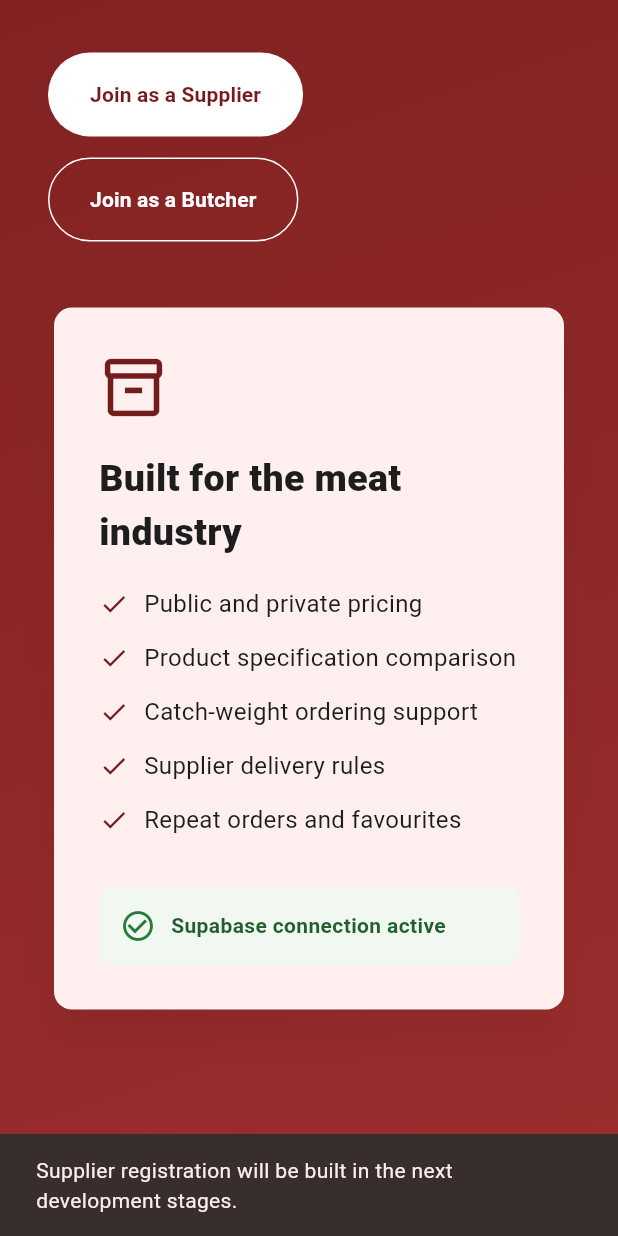
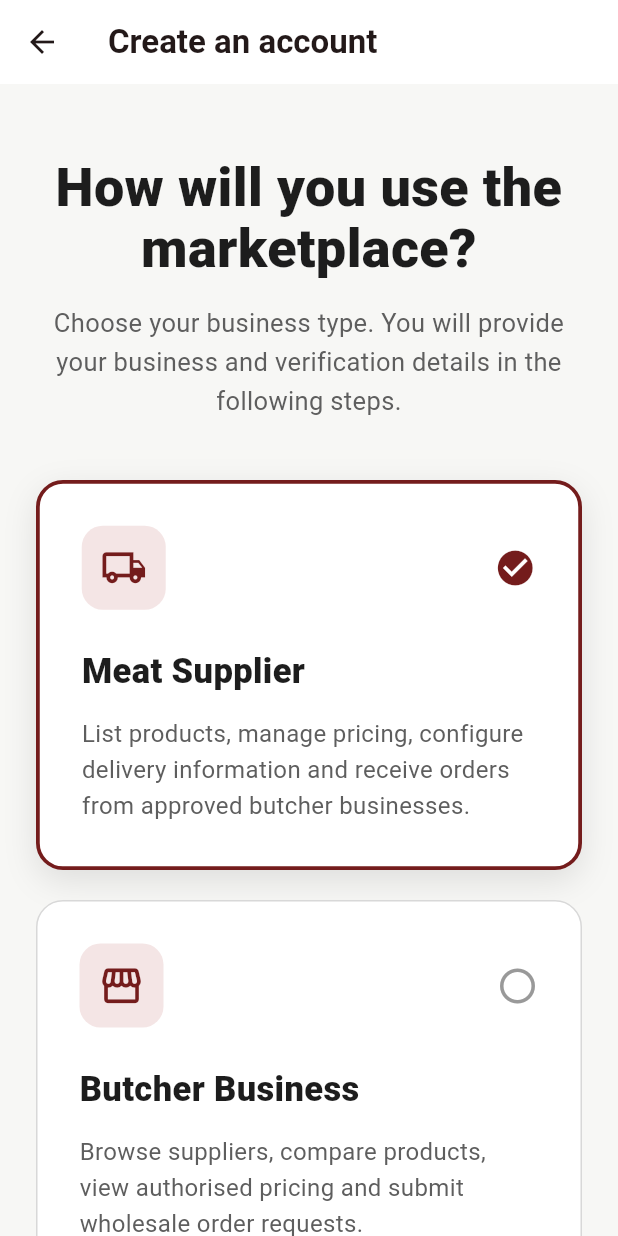
Before and after one commit to zaroproduction1-droid/meat-marketplace, a Flutter app: the screen it shows after launch, scrolled down 576 dp, after a tap on "Join as a Supplier", on a phone screen of 412 x 824 dp. Run offline on Flutter 3.47's test engine with Material 3 defaults, Android fonts, the phone set to English and light mode, and no system bars; our stand-ins replace flutter_dotenv, supabase_flutter; accounts and stored records are empty; Roboto replaces fonts that are missing (Arial).

Commit message:
Add business type registration screen

```diff
--- /dev/null
+++ b/lib/features/authentication/presentation/registration_type_page.dart
@@ -0,0 +1,258 @@
+import 'package:flutter/material.dart';
+
+enum BusinessType { supplier, butcher }
+
+class RegistrationTypePage extends StatefulWidget {
+  const RegistrationTypePage({super.key, this.initialBusinessType});
+
+  final BusinessType? initialBusinessType;
+
+  @override
+  State<RegistrationTypePage> createState() => _RegistrationTypePageState();
+}
+
+class _RegistrationTypePageState extends State<RegistrationTypePage> {
+  BusinessType? selectedBusinessType;
+
+  @override
+  void initState() {
+    super.initState();
+    selectedBusinessType = widget.initialBusinessType;
+  }
+
+  void continueRegistration() {
+    if (selectedBusinessType == null) {
+      ScaffoldMessenger.of(context).showSnackBar(
+        const SnackBar(
+          content: Text(
+            'Please select whether you are registering as a supplier or butcher.',
+          ),
+        ),
+      );
+
+      return;
+    }
+
+    final selectedName = selectedBusinessType == BusinessType.supplier
+        ? 'Supplier'
+        : 'Butcher';
+
+    ScaffoldMessenger.of(context).showSnackBar(
+      SnackBar(
+        content: Text('$selectedName business details will be added next.'),
+      ),
+    );
+  }
+
+  @override
+  Widget build(BuildContext context) {
+    return Scaffold(
+      backgroundColor: const Color(0xFFF7F7F5),
+      appBar: AppBar(
+        backgroundColor: Colors.white,
+        surfaceTintColor: Colors.white,
+        title: const Text(
+          'Create an account',
+          style: TextStyle(fontWeight: FontWeight.w700),
+        ),
+      ),
+      body: SingleChildScrollView(
+        padding: const EdgeInsets.symmetric(horizontal: 24, vertical: 48),
+        child: Center(
+          child: ConstrainedBox(
+            constraints: const BoxConstraints(maxWidth: 850),
+            child: Column(
+              crossAxisAlignment: CrossAxisAlignment.stretch,
+              children: [
+                const Text(
+                  'How will you use the marketplace?',
+                  textAlign: TextAlign.center,
+                  style: TextStyle(
+                    fontSize: 36,
+                    height: 1.15,
+                    fontWeight: FontWeight.w800,
+                    color: Color(0xFF1D1D1D),
+                  ),
+                ),
+                const SizedBox(height: 16),
+                const Text(
+                  'Choose your business type. You will provide your '
+                  'business and verification details in the following steps.',
+                  textAlign: TextAlign.center,
+                  style: TextStyle(
+                    fontSize: 17,
+                    height: 1.5,
+                    color: Color(0xFF5E5E5E),
+                  ),
+                ),
+                const SizedBox(height: 40),
+                LayoutBuilder(
+                  builder: (context, constraints) {
+                    final isNarrow = constraints.maxWidth < 700;
+
+                    final supplierCard = _BusinessTypeCard(
+                      title: 'Meat Supplier',
+                      description:
+                          'List products, manage pricing, configure '
+                          'delivery information and receive orders '
+                          'from approved butcher businesses.',
+                      icon: Icons.local_shipping_outlined,
+                      selected: selectedBusinessType == BusinessType.supplier,
+                      onTap: () {
+                        setState(() {
+                          selectedBusinessType = BusinessType.supplier;
+                        });
+                      },
+                    );
+
+                    final butcherCard = _BusinessTypeCard(
+                      title: 'Butcher Business',
+                      description:
+                          'Browse suppliers, compare products, view '
+                          'authorised pricing and submit wholesale '
+                          'order requests.',
+                      icon: Icons.storefront_outlined,
+                      selected: selectedBusinessType == BusinessType.butcher,
+                      onTap: () {
+                        setState(() {
+                          selectedBusinessType = BusinessType.butcher;
+                        });
+                      },
+                    );
+
+                    if (isNarrow) {
+                      return Column(
+                        children: [
+                          supplierCard,
+                          const SizedBox(height: 20),
+                          butcherCard,
+                        ],
+                      );
+                    }
+
+                    return Row(
+                      crossAxisAlignment: CrossAxisAlignment.start,
+                      children: [
+                        Expanded(child: supplierCard),
+                        const SizedBox(width: 20),
+                        Expanded(child: butcherCard),
+                      ],
+                    );
+                  },
+                ),
+                const SizedBox(height: 32),
+                FilledButton(
+                  onPressed: continueRegistration,
+                  style: FilledButton.styleFrom(
+                    backgroundColor: const Color(0xFF741C1C),
+                    padding: const EdgeInsets.symmetric(vertical: 19),
+                  ),
+                  child: const Text(
+                    'Continue',
+                    style: TextStyle(fontSize: 17, fontWeight: FontWeight.w700),
+                  ),
+                ),
+                const SizedBox(height: 18),
+                TextButton(
+                  onPressed: () {
+                    Navigator.of(context).pop();
+                  },
+                  child: const Text('Return to the marketplace'),
+                ),
+              ],
+            ),
+          ),
+        ),
+      ),
+    );
+  }
+}
+
+class _BusinessTypeCard extends StatelessWidget {
+  const _BusinessTypeCard({
+    required this.title,
+    required this.description,
+    required this.icon,
+    required this.selected,
+    required this.onTap,
+  });
+
+  final String title;
+  final String description;
+  final IconData icon;
+  final bool selected;
+  final VoidCallback onTap;
+
+  @override
+  Widget build(BuildContext context) {
+    const darkRed = Color(0xFF741C1C);
+
+    return InkWell(
+      onTap: onTap,
+      borderRadius: BorderRadius.circular(18),
+      child: AnimatedContainer(
+        duration: const Duration(milliseconds: 180),
+        padding: const EdgeInsets.all(28),
+        decoration: BoxDecoration(
+          color: Colors.white,
+          borderRadius: BorderRadius.circular(18),
+          border: Border.all(
+            color: selected ? darkRed : const Color(0xFFD8D8D8),
+            width: selected ? 2.5 : 1,
+          ),
+          boxShadow: selected
+              ? const [
+                  BoxShadow(
+                    blurRadius: 18,
+                    offset: Offset(0, 7),
+                    color: Color(0x1A000000),
+                  ),
+                ]
+              : null,
+        ),
+        child: Column(
+          crossAxisAlignment: CrossAxisAlignment.start,
+          children: [
+            Row(
+              children: [
+                Container(
+                  width: 56,
+                  height: 56,
+                  decoration: BoxDecoration(
+                    color: const Color(0xFFF4E5E5),
+                    borderRadius: BorderRadius.circular(14),
+                  ),
+                  child: Icon(icon, size: 31, color: darkRed),
+                ),
+                const Spacer(),
+                Icon(
+                  selected ? Icons.check_circle : Icons.radio_button_unchecked,
+                  color: selected ? darkRed : const Color(0xFF999999),
+                  size: 28,
+                ),
+              ],
+            ),
+            const SizedBox(height: 25),
+            Text(
+              title,
+              style: const TextStyle(
+                fontSize: 23,
+                fontWeight: FontWeight.w800,
+                color: Color(0xFF1D1D1D),
+              ),
+            ),
+            const SizedBox(height: 13),
+            Text(
+              description,
+              style: const TextStyle(
+                fontSize: 16,
+                height: 1.5,
+                color: Color(0xFF5E5E5E),
+              ),
+            ),
+          ],
+        ),
+      ),
+    );
+  }
+}
--- a/lib/main.dart
+++ b/lib/main.dart
@@ -1,6 +1,8 @@
 import 'package:flutter/material.dart';
 import 'package:flutter_dotenv/flutter_dotenv.dart';
 import 'package:supabase_flutter/supabase_flutter.dart';
+
+import 'features/authentication/presentation/registration_type_page.dart';
 
 Future<void> main() async {
   WidgetsFlutterBinding.ensureInitialized();
@@ -8,23 +10,19 @@ Future<void> main() async {
   await dotenv.load(fileName: '.env');
 
   final supabaseUrl = dotenv.env['SUPABASE_URL'];
-  final supabasePublishableKey =
-      dotenv.env['SUPABASE_PUBLISHABLE_KEY'];
+  final supabasePublishableKey = dotenv.env['SUPABASE_PUBLISHABLE_KEY'];
 
   if (supabaseUrl == null || supabaseUrl.isEmpty) {
     throw Exception('SUPABASE_URL is missing from the .env file.');
   }
 
-  if (supabasePublishableKey == null ||
-      supabasePublishableKey.isEmpty) {
-    throw Exception(
-      'SUPABASE_PUBLISHABLE_KEY is missing from the .env file.',
-    );
+  if (supabasePublishableKey == null || supabasePublishableKey.isEmpty) {
+    throw Exception('SUPABASE_PUBLISHABLE_KEY is missing from the .env file.');
   }
 
   await Supabase.initialize(
     url: supabaseUrl,
-    anonKey: supabasePublishableKey,
+    publishableKey: supabasePublishableKey,
   );
 
   runApp(const MeatMarketplaceApp());
@@ -86,10 +84,7 @@ class _NavigationBar extends StatelessWidget {
   Widget build(BuildContext context) {
     return Container(
       color: Colors.white,
-      padding: const EdgeInsets.symmetric(
-        horizontal: 32,
-        vertical: 18,
-      ),
+      padding: const EdgeInsets.symmetric(horizontal: 32, vertical: 18),
       child: LayoutBuilder(
         builder: (context, constraints) {
           final isMobile = constraints.maxWidth < 800;
@@ -97,16 +92,12 @@ class _NavigationBar extends StatelessWidget {
           if (isMobile) {
             return Row(
               children: [
-                const Expanded(
-                  child: _Logo(),
-                ),
+                const Expanded(child: _Logo()),
                 IconButton(
                   onPressed: () {
                     ScaffoldMessenger.of(context).showSnackBar(
                       const SnackBar(
-                        content: Text(
-                          'The mobile menu will be added later.',
-                        ),
+                        content: Text('The mobile menu will be added later.'),
                       ),
                     );
                   },
@@ -145,11 +136,7 @@ class _Logo extends StatelessWidget {
     return const Row(
       mainAxisSize: MainAxisSize.min,
       children: [
-        Icon(
-          Icons.storefront_outlined,
-          color: LandingPage.darkRed,
-          size: 34,
-        ),
+        Icon(Icons.storefront_outlined, color: LandingPage.darkRed, size: 34),
         SizedBox(width: 10),
         Flexible(
           child: Text(
@@ -167,9 +154,7 @@ class _Logo extends StatelessWidget {
 }
 
 class _NavItem extends StatelessWidget {
-  const _NavItem({
-    required this.label,
-  });
+  const _NavItem({required this.label});
 
   final String label;
 
@@ -209,14 +194,13 @@ class _RegisterButton extends StatelessWidget {
   Widget build(BuildContext context) {
     return FilledButton(
       onPressed: () {
-        _showComingSoon(context, 'Registration');
+        Navigator.of(context).push(
+          MaterialPageRoute(builder: (context) => const RegistrationTypePage()),
+        );
       },
       style: FilledButton.styleFrom(
         backgroundColor: LandingPage.darkRed,
-        padding: const EdgeInsets.symmetric(
-          horizontal: 22,
-          vertical: 16,
-        ),
+        padding: const EdgeInsets.symmetric(horizontal: 22, vertical: 16),
       ),
       child: const Text('Register'),
     );
@@ -232,18 +216,12 @@ class _HeroSection extends StatelessWidget {
       width: double.infinity,
       decoration: const BoxDecoration(
         gradient: LinearGradient(
-          colors: [
-            Color(0xFF741C1C),
-            Color(0xFF9B2D2D),
-          ],
+          colors: [Color(0xFF741C1C), Color(0xFF9B2D2D)],
           begin: Alignment.topLeft,
           end: Alignment.bottomRight,
         ),
       ),
-      padding: const EdgeInsets.symmetric(
-        horizontal: 32,
-        vertical: 90,
-      ),
+      padding: const EdgeInsets.symmetric(horizontal: 32, vertical: 90),
       child: Center(
         child: ConstrainedBox(
           constraints: const BoxConstraints(maxWidth: 1180),
@@ -253,25 +231,15 @@ class _HeroSection extends StatelessWidget {
 
               if (isMobile) {
                 return const Column(
-                  children: [
-                    _HeroText(),
-                    SizedBox(height: 40),
-                    _HeroCard(),
-                  ],
+                  children: [_HeroText(), SizedBox(height: 40), _HeroCard()],
                 );
               }
 
               return const Row(
                 children: [
-                  Expanded(
-                    flex: 6,
-                    child: _HeroText(),
-                  ),
+                  Expanded(flex: 6, child: _HeroText()),
                   SizedBox(width: 60),
-                  Expanded(
-                    flex: 4,
-                    child: _HeroCard(),
-                  ),
+                  Expanded(flex: 4, child: _HeroCard()),
                 ],
               );
             },
@@ -317,7 +285,13 @@ class _HeroText extends StatelessWidget {
           children: [
             FilledButton(
               onPressed: () {
-                _showComingSoon(context, 'Supplier registration');
+                Navigator.of(context).push(
+                  MaterialPageRoute(
+                    builder: (context) => const RegistrationTypePage(
+                      initialBusinessType: BusinessType.supplier,
+                    ),
+                  ),
+                );
               },
               style: FilledButton.styleFrom(
                 backgroundColor: Colors.white,
@@ -329,20 +303,22 @@ class _HeroText extends StatelessWidget {
               ),
               child: const Text(
                 'Join as a Supplier',
-                style: TextStyle(
-                  fontWeight: FontWeight.w700,
-                ),
+                style: TextStyle(fontWeight: FontWeight.w700),
               ),
             ),
             OutlinedButton(
               onPressed: () {
-                _showComingSoon(context, 'Butcher registration');
+                Navigator.of(context).push(
+                  MaterialPageRoute(
+                    builder: (context) => const RegistrationTypePage(
+                      initialBusinessType: BusinessType.butcher,
+                    ),
+                  ),
+                );
               },
               style: OutlinedButton.styleFrom(
                 foregroundColor: Colors.white,
-                side: const BorderSide(
-                  color: Colors.white,
-                ),
+                side: const BorderSide(color: Colors.white),
                 padding: const EdgeInsets.symmetric(
                   horizontal: 28,
                   vertical: 18,
@@ -350,9 +326,7 @@ class _HeroText extends StatelessWidget {
               ),
               child: const Text(
                 'Join as a Butcher',
-                style: TextStyle(
-                  fontWeight: FontWeight.w700,
-                ),
+                style: TextStyle(fontWeight: FontWeight.w700),
               ),
             ),
           ],
@@ -390,21 +364,11 @@ class _HeroCard extends StatelessWidget {
               ),
             ),
             const SizedBox(height: 18),
-            const _CheckItem(
-              text: 'Public and private pricing',
-            ),
-            const _CheckItem(
-              text: 'Product specification comparison',
-            ),
-            const _CheckItem(
-              text: 'Catch-weight ordering support',
-            ),
-            const _CheckItem(
-              text: 'Supplier delivery rules',
-            ),
-            const _CheckItem(
-              text: 'Repeat orders and favourites',
-            ),
+            const _CheckItem(text: 'Public and private pricing'),
+            const _CheckItem(text: 'Product specification comparison'),
+            const _CheckItem(text: 'Catch-weight ordering support'),
+            const _CheckItem(text: 'Supplier delivery rules'),
+            const _CheckItem(text: 'Repeat orders and favourites'),
             const SizedBox(height: 20),
             Container(
               width: double.infinity,
@@ -415,10 +379,7 @@ class _HeroCard extends StatelessWidget {
               ),
               child: const Row(
                 children: [
-                  Icon(
-                    Icons.check_circle_outline,
-                    color: Color(0xFF287A38),
-                  ),
+                  Icon(Icons.check_circle_outline, color: Color(0xFF287A38)),
                   SizedBox(width: 10),
                   Expanded(
                     child: Text(
@@ -440,9 +401,7 @@ class _HeroCard extends StatelessWidget {
 }
 
 class _CheckItem extends StatelessWidget {
-  const _CheckItem({
-    required this.text,
-  });
+  const _CheckItem({required this.text});
 
   final String text;
 
@@ -452,19 +411,12 @@ class _CheckItem extends StatelessWidget {
       padding: const EdgeInsets.only(bottom: 13),
       child: Row(
         children: [
-          const Icon(
-            Icons.check,
-            size: 20,
-            color: LandingPage.darkRed,
-          ),
+          const Icon(Icons.check, size: 20, color: LandingPage.darkRed),
           const SizedBox(width: 10),
           Expanded(
             child: Text(
               text,
-              style: const TextStyle(
-                fontSize: 16,
-                color: LandingPage.darkText,
-              ),
+              style: const TextStyle(fontSize: 16, color: LandingPage.darkText),
             ),
           ),
         ],
@@ -618,10 +570,7 @@ class _PilotSection extends StatelessWidget {
     return Container(
       width: double.infinity,
       color: const Color(0xFF222222),
-      padding: const EdgeInsets.symmetric(
-        horizontal: 32,
-        vertical: 70,
-      ),
+      padding: const EdgeInsets.symmetric(horizontal: 32, vertical: 70),
       child: Center(
         child: ConstrainedBox(
           constraints: const BoxConstraints(maxWidth: 850),
@@ -661,9 +610,7 @@ class _PilotSection extends StatelessWidget {
                 ),
                 child: const Text(
                   'Register Your Interest',
-                  style: TextStyle(
-                    fontWeight: FontWeight.w700,
-                  ),
+                  style: TextStyle(fontWeight: FontWeight.w700),
                 ),
               ),
             ],
@@ -682,16 +629,11 @@ class _Footer extends StatelessWidget {
     return Container(
       color: const Color(0xFF171717),
       width: double.infinity,
-      padding: const EdgeInsets.symmetric(
-        horizontal: 32,
-        vertical: 30,
-      ),
+      padding: const EdgeInsets.symmetric(horizontal: 32, vertical: 30),
       child: const Center(
         child: Text(
           '© 2026 NSW Meat Marketplace. Pilot application.',
-          style: TextStyle(
-            color: Color(0xFFBDBDBD),
-          ),
+          style: TextStyle(color: Color(0xFFBDBDBD)),
         ),
       ),
     );
@@ -712,10 +654,7 @@ class _SectionContainer extends StatelessWidget {
   @override
   Widget build(BuildContext context) {
     return Padding(
-      padding: const EdgeInsets.symmetric(
-        horizontal: 32,
-        vertical: 80,
-      ),
+      padding: const EdgeInsets.symmetric(horizontal: 32, vertical: 80),
       child: Center(
         child: ConstrainedBox(
           constraints: const BoxConstraints(maxWidth: 1180),
@@ -771,9 +710,7 @@ class _InformationCard extends StatelessWidget {
     return Card(
       elevation: 0,
       shape: RoundedRectangleBorder(
-        side: const BorderSide(
-          color: Color(0xFFE0E0E0),
-        ),
+        side: const BorderSide(color: Color(0xFFE0E0E0)),
         borderRadius: BorderRadius.circular(16),
       ),
       child: Padding(
@@ -788,34 +725,22 @@ class _InformationCard extends StatelessWidget {
                   foregroundColor: LandingPage.darkRed,
                   child: Text(
                     number,
-                    style: const TextStyle(
-                      fontWeight: FontWeight.w800,
-                    ),
+                    style: const TextStyle(fontWeight: FontWeight.w800),
                   ),
                 ),
                 const Spacer(),
-                Icon(
-                  icon,
-                  size: 38,
-                  color: LandingPage.darkRed,
-                ),
+                Icon(icon, size: 38, color: LandingPage.darkRed),
               ],
             ),
             const SizedBox(height: 24),
             Text(
               title,
-              style: const TextStyle(
-                fontSize: 21,
-                fontWeight: FontWeight.w800,
-              ),
+              style: const TextStyle(fontSize: 21, fontWeight: FontWeight.w800),
             ),
             const SizedBox(height: 12),
             Text(
               description,
-              style: const TextStyle(
-                height: 1.5,
-                color: Color(0xFF5E5E5E),
-              ),
+              style: const TextStyle(height: 1.5, color: Color(0xFF5E5E5E)),
             ),
           ],
         ),
@@ -842,25 +767,16 @@ class _RoleCard extends StatelessWidget {
       decoration: BoxDecoration(
         color: const Color(0xFFFAFAF8),
         borderRadius: BorderRadius.circular(18),
-        border: Border.all(
-          color: const Color(0xFFE0E0E0),
-        ),
+        border: Border.all(color: const Color(0xFFE0E0E0)),
       ),
       child: Column(
         crossAxisAlignment: CrossAxisAlignment.start,
         children: [
-          Icon(
-            icon,
-            color: LandingPage.darkRed,
-            size: 45,
-          ),
+          Icon(icon, color: LandingPage.darkRed, size: 45),
           const SizedBox(height: 20),
           Text(
             title,
-            style: const TextStyle(
-              fontSize: 26,
-              fontWeight: FontWeight.w800,
-            ),
+            style: const TextStyle(fontSize: 26, fontWeight: FontWeight.w800),
           ),
           const SizedBox(height: 20),
           ...items.map(
@@ -875,12 +791,7 @@ class _RoleCard extends StatelessWidget {
                   ),
                   const SizedBox(width: 11),
                   Expanded(
-                    child: Text(
-                      item,
-                      style: const TextStyle(
-                        fontSize: 16,
-                      ),
-                    ),
+                    child: Text(item, style: const TextStyle(fontSize: 16)),
                   ),
                 ],
               ),
@@ -892,15 +803,10 @@ class _RoleCard extends StatelessWidget {
   }
 }
 
-void _showComingSoon(
-  BuildContext context,
-  String feature,
-) {
+void _showComingSoon(BuildContext context, String feature) {
   ScaffoldMessenger.of(context).showSnackBar(
     SnackBar(
-      content: Text(
-        '$feature will be built in the next development stages.',
-      ),
+      content: Text('$feature will be built in the next development stages.'),
     ),
   );
 }
```
